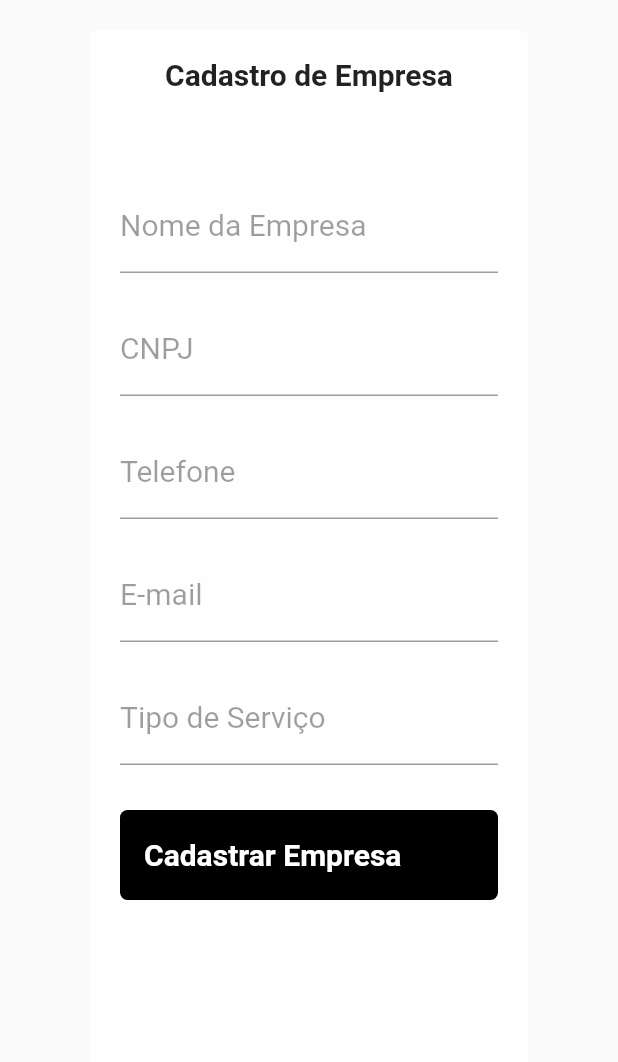
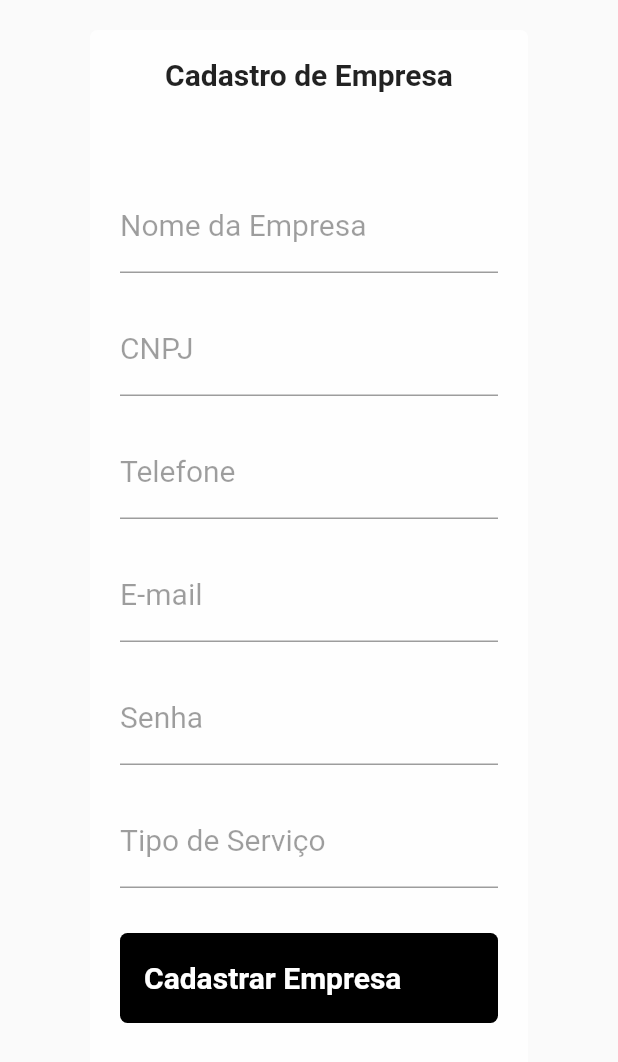
Before and after one commit to jonathajunkes/agendaai, a Flutter app: the cadastroEmpresa screen opened directly, after a tap on "Cadastrar Empresa", on a phone screen of 412 x 824 dp. Shown: the top 1062 px of the screen. Run offline on Flutter 3.47's test engine with Material 2 defaults, Android fonts, the phone set to English and light mode, and no system bars; our stand-ins replace firebase_database; accounts and stored records are empty; network calls fail.

Commit message:
Implementação do cadastro de empresas, adição do campo senha na tela de cadastro

```diff
--- a/lib/configs/firebase.dart
+++ b/lib/configs/firebase.dart
@@ -66,6 +66,24 @@ class Firebase {
     );
     //print(response.body);
   }
+
+  Future<void> createNewCompany(String cnpj,String email,String nome,String telefone, String tipoServico,String senha)async {
+    final response = await http.put(
+      Uri.parse(_firebaseUrl+"companies/$cnpj.json"),
+      headers: {
+        'Content-Type' : 'application/json; charset=UTF-8',
+      },
+      body: jsonEncode({
+        'nome': nome,
+        'telefone': telefone,
+        'tipoServico': tipoServico,
+        'email': email,
+        'senha': gerarHASH(senha)
+      }),
+    );
+    //print(response.body);
+  }
+
   String gerarHASH(String texto){
     var bytess = utf8.encode(texto);
     var hashs = sha256.convert(bytess);
@@ -73,8 +91,6 @@ class Firebase {
   }
 
   bool validaUser(String emailID, String password) {
-    print(emailID);
-    print(password);
     return call_senha(emailID,password);
   }
 
--- a/lib/pages/cadastroEmpresa.dart
+++ b/lib/pages/cadastroEmpresa.dart
@@ -2,8 +2,23 @@ import 'package:flutter/material.dart';
 import '../configs/firebase.dart';
 
 class  cadastroEmpresa extends StatelessWidget {
+  late String _nomeEmpresa;
+  late String _cnpjEmpresa;
+  late String _telefoneEmpresa;
+  late String _emailEmpresa;
+  late String _tipoServicoEmpresa;
+  late String _senhaEmpresa;
 
-  Firebase firebase=Firebase();
+  final _formKey = GlobalKey<FormState>();
+
+  final _nomeController = TextEditingController(text: '');
+  final _cnpjController = TextEditingController(text: '');
+  final _telefoneController = TextEditingController(text: '');
+  final _emailController = TextEditingController(text: '');
+  final _tipoServicoController = TextEditingController(text: '');
+  final _passwordController = TextEditingController(text: '');
+
+  Firebase firebase = Firebase();
 
   @override
   Widget build(BuildContext context) {
@@ -40,9 +55,16 @@ class  cadastroEmpresa extends StatelessWidget {
               SizedBox(
                 height: 40,
               ),
-              TextFormField(
+              Form(
+              child: Column(
+              children: [
+                TextFormField(
+                  onSaved: (value) {
+                    _nomeEmpresa = value!;
+                  },
+                  controller: _nomeController,
                 //autofocus: true,
-                keyboardType: TextInputType.emailAddress,
+                keyboardType: TextInputType.text,
                 decoration: InputDecoration(
                     labelText: "Nome da Empresa",
                     labelStyle: TextStyle(
@@ -55,9 +77,13 @@ class  cadastroEmpresa extends StatelessWidget {
               SizedBox(
                 height: 20,
               ),
-              TextFormField(
+                TextFormField(
+                  onSaved: (value) {
+                    _cnpjEmpresa = value!;
+                  },
+                  controller: _cnpjController,
                 //autofocus: true,
-                keyboardType: TextInputType.emailAddress,
+                keyboardType: TextInputType.number,
                 decoration: InputDecoration(
                     labelText: "CNPJ",
                     labelStyle: TextStyle(
@@ -70,9 +96,13 @@ class  cadastroEmpresa extends StatelessWidget {
               SizedBox(
                 height: 20,
               ),
-              TextFormField(
+                TextFormField(
+                  onSaved: (value) {
+                    _telefoneEmpresa = value!;
+                  },
+                  controller: _telefoneController,
                 //autofocus: true,
-                keyboardType: TextInputType.emailAddress,
+                keyboardType: TextInputType.phone,
                 decoration: InputDecoration(
                     labelText: "Telefone",
                     labelStyle: TextStyle(
@@ -85,7 +115,11 @@ class  cadastroEmpresa extends StatelessWidget {
               SizedBox(
                 height: 20,
               ),
-              TextFormField(
+                TextFormField(
+                  onSaved: (value) {
+                    _emailEmpresa = value!;
+                  },
+                  controller: _emailController,
                 //autofocus: true,
                 keyboardType: TextInputType.emailAddress,
                 decoration: InputDecoration(
@@ -100,9 +134,33 @@ class  cadastroEmpresa extends StatelessWidget {
               SizedBox(
                 height: 20,
               ),
-              TextFormField(
+                TextFormField(
+                  onSaved: (value) {
+                    _senhaEmpresa = value!;
+                  },
+                  controller: _passwordController,
+                  //autofocus: true,
+                  keyboardType: TextInputType.text,
+                  obscureText: true,
+                  decoration: InputDecoration(
+                      labelText: "Senha",
+                      labelStyle: TextStyle(
+                          color: Colors.black38,
+                          fontWeight: FontWeight.w400,
+                          fontSize: 20
+                      )
+                  ),
+                ),
+                SizedBox(
+                  height: 20,
+                ),
+                TextFormField(
+                  onSaved: (value) {
+                    _tipoServicoEmpresa = value!;
+                  },
+                  controller: _tipoServicoController,
                 //autofocus: true,
-                keyboardType: TextInputType.emailAddress,
+                keyboardType: TextInputType.text,
                 decoration: InputDecoration(
                     labelText: "Tipo de Serviço",
                     labelStyle: TextStyle(
@@ -111,6 +169,9 @@ class  cadastroEmpresa extends StatelessWidget {
                         fontSize: 20
                     )
                 ),
+              ),
+              ],
+              ),
               ),
               SizedBox(
                 height: 30,
@@ -126,7 +187,9 @@ class  cadastroEmpresa extends StatelessWidget {
                 ),
                 child: SizedBox.expand(
                   child: FlatButton(
-                    onPressed: () {  },
+                    onPressed: () {
+                      firebase.createNewCompany(_cnpjController.text, _emailController.text, _nomeController.text, _telefoneController.text, _tipoServicoController.text, _passwordController.text);
+                    },
                     child: Row(
                       //mainAxisAlignment: MainAxisAlignment.spaceBetween,
                       children: <Widget>[
--- a/lib/pages/login_page.dart
+++ b/lib/pages/login_page.dart
@@ -156,7 +156,12 @@ class  LoginPage extends StatelessWidget {
                         entrar = firebase.validaUser(_emailController.text,_passwordController.text)
                         },
                       if(entrar){
-                        print("OK")
+                    Navigator.push(
+                    context,
+                    MaterialPageRoute(
+                      builder: (context) => escolhaCadastro(),
+                    ),
+                    ),
                       },
                       //firebase.call_child_db("junkes1995@gmail.com")
                       //firebase.createNewUser("12905361980", "braincz@gmail.com", "Braian C. Zapellin.", _passwordController.text, "10/06/2002", "M", "semsenha")
```
